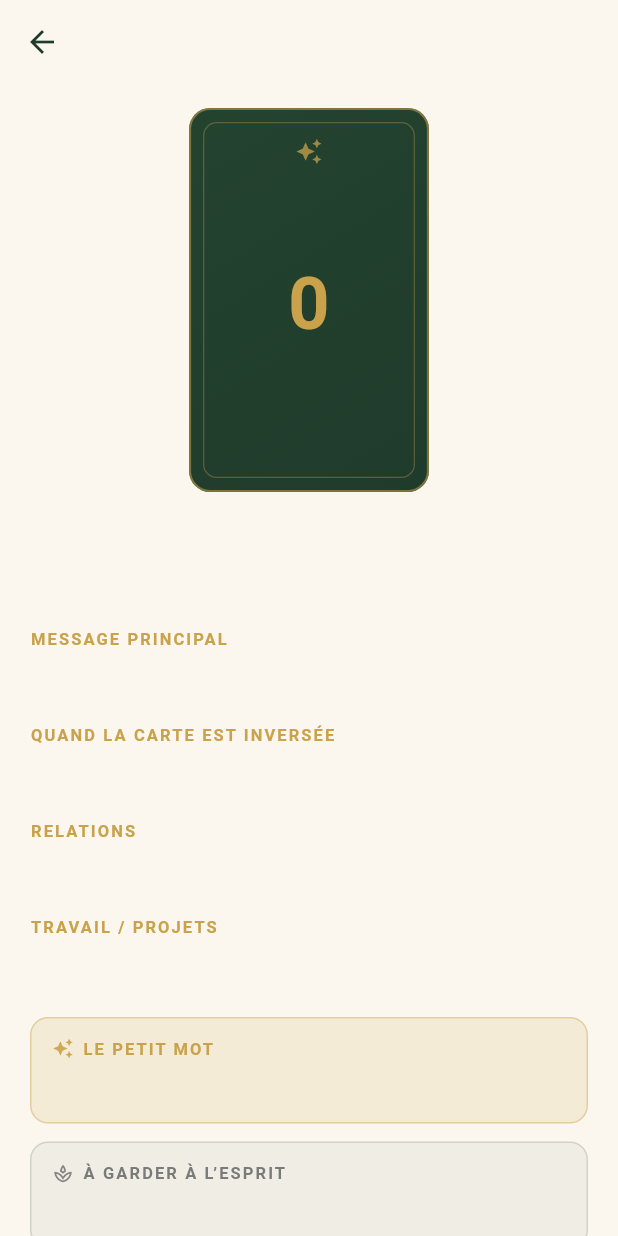
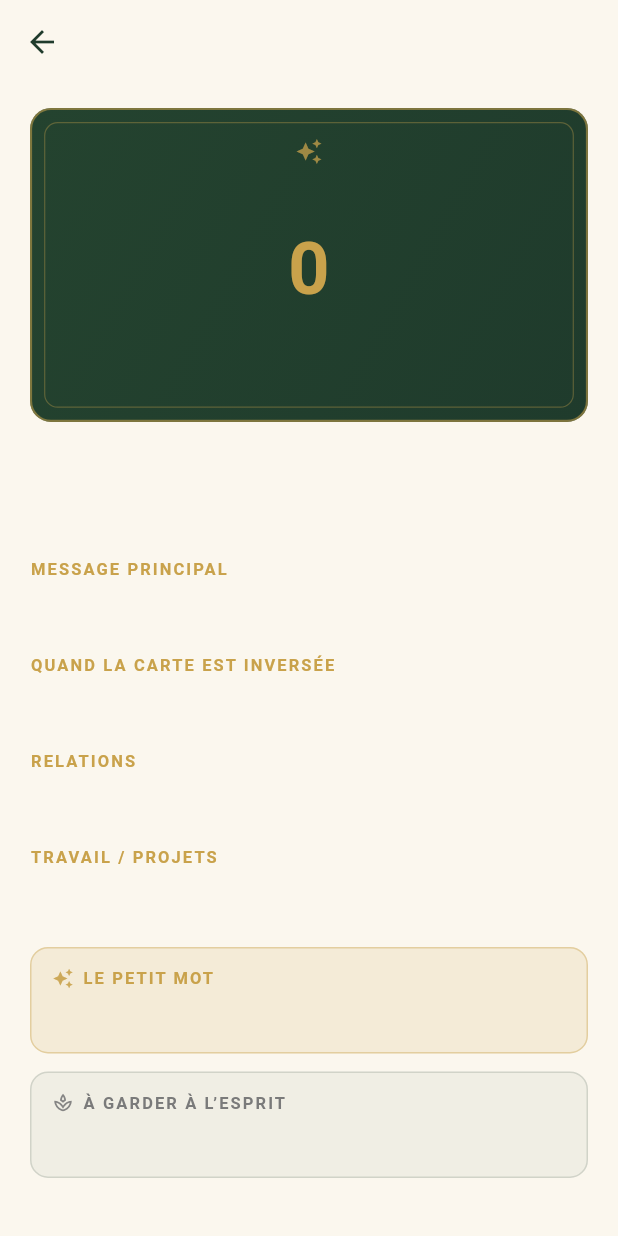
Before and after one commit to LalithWonderful/pile-ou-face, a Flutter app: the CardDetailScreen screen opened directly with empty values, on a phone screen of 412 x 824 dp. Run offline on Flutter 3.47's test engine with Material 3 defaults, Android fonts, the phone set to English and light mode, and no system bars; our stand-ins replace share_plus, shared_preferences; accounts and stored records are empty.

Commit message:
ux(tarot): enlarge card detail illustration

```diff
--- a/lib/features/tarot/presentation/screens/card_detail_screen.dart
+++ b/lib/features/tarot/presentation/screens/card_detail_screen.dart
@@ -22,12 +22,17 @@ class CardDetailScreen extends StatelessWidget {
           child: Column(
             crossAxisAlignment: CrossAxisAlignment.stretch,
             children: [
-              Center(
-                child: CardArtPlaceholder(
-                  variant: CardArtVariant.faceUp,
-                  card: card,
-                  width: 160,
-                ),
+              LayoutBuilder(
+                builder: (context, constraints) {
+                  return Center(
+                    child: CardArtPlaceholder(
+                      variant: CardArtVariant.faceUp,
+                      card: card,
+                      width: constraints.maxWidth,
+                      aspectRatio: 16 / 9,
+                    ),
+                  );
+                },
               ),
               const SizedBox(height: 18),
               Text(
```
